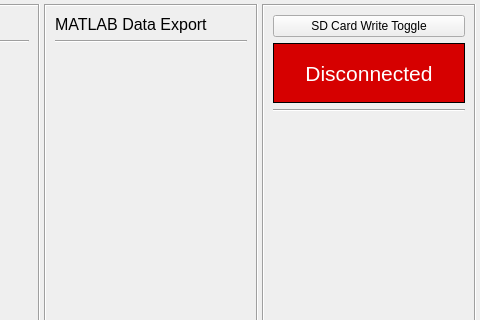
The window that Scenes/Homepage/homepage.ui (Georgia-Tech-Off-Road/GTORDaata) describes before a commit, drawn with Qt 5; both pictures show x 498 to 978 and y 0 to 320 of the 978 by 527 pixel window.
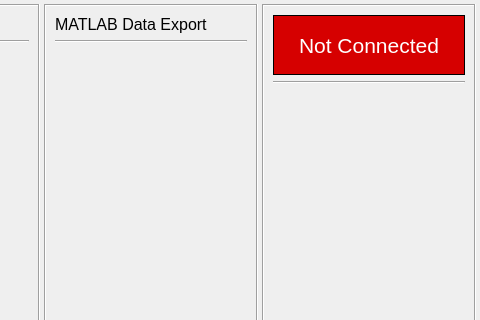
The same window after the commit.

The edit to the form file:
```diff
--- a/Scenes/Homepage/homepage.ui
+++ b/Scenes/Homepage/homepage.ui
@@ -197,14 +197,7 @@
      </property>
      <layout class="QVBoxLayout" name="verticalLayout_connectionStatus">
       <item>
-       <widget class="QPushButton" name="SDWriteButton">
-        <property name="text">
-         <string>SD Card Write Toggle</string>
-        </property>
-       </widget>
-      </item>
-      <item>
-       <widget class="QLabel" name="connection_Label">
+       <widget class="QLabel" name="ind_connectionStatus">
         <property name="minimumSize">
          <size>
           <width>0</width>
@@ -231,7 +224,7 @@
 }</string>
         </property>
         <property name="text">
-         <string>Disconnected</string>
+         <string>Not Connected</string>
         </property>
         <property name="alignment">
          <set>Qt::AlignCenter</set>
```
Left out of the diff: 4 changed lines with no effect on the pictures.
